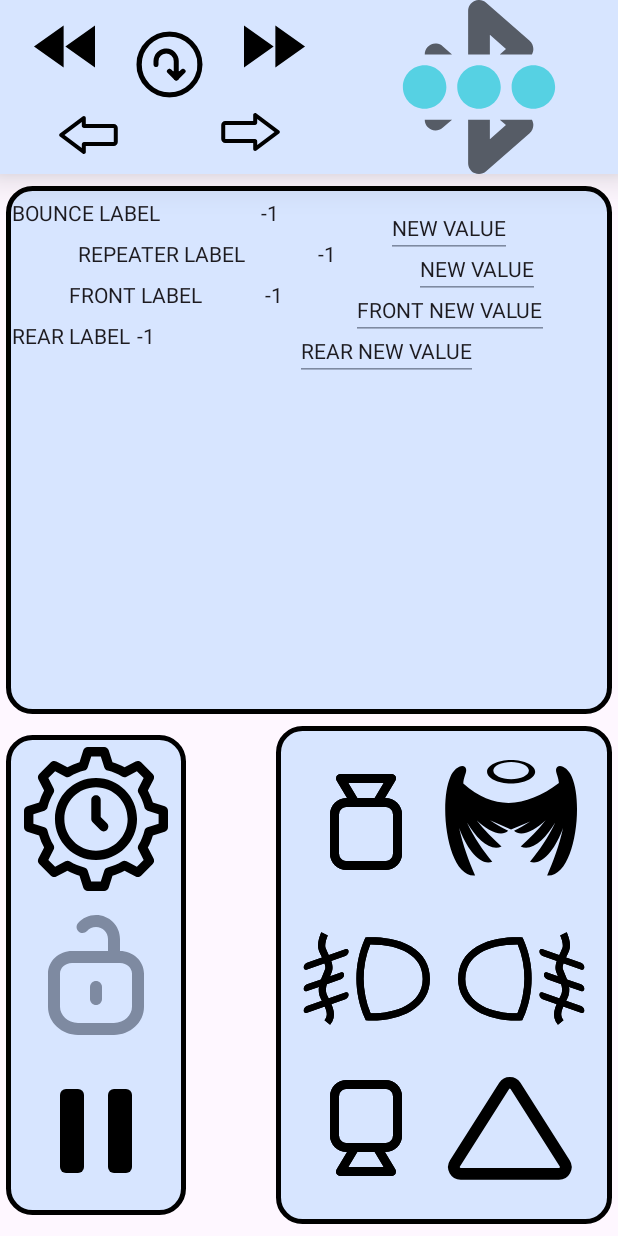
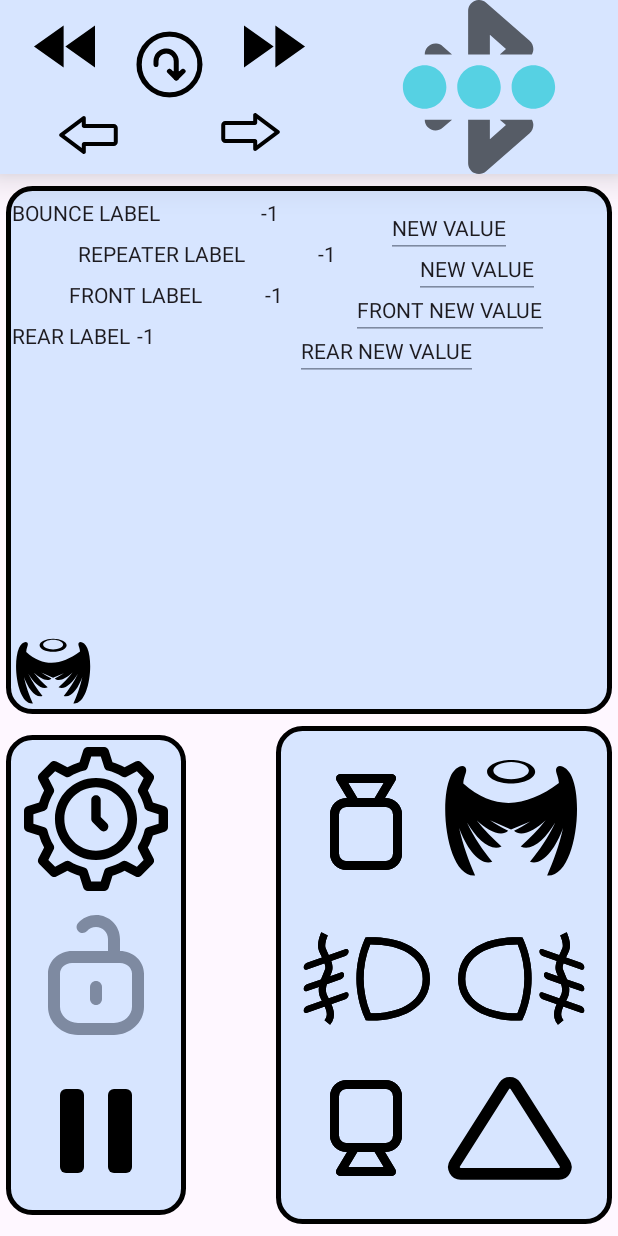
Before and after one commit to falconArdente/Car-controller_android-application, an Android app: the screen it shows after launch (MainActivity), after a tap on an icon or button, on a phone screen of 412 x 824 dp. Run offline under Robolectric (Android 15) with nearby library versions, the phone set to English and light mode, and no system bars; libraries missing offline, so code that uses them is left out: com.markodevcic.peko, com.welie.blessed; 3 statements that could not run were skipped; 1 other tap on this screen came first.

```diff
--- a/src/main/java/com/example/carcamerasandlightsbluetooth/data/bluetooth/BluetoothRepositoryImpl.kt
+++ b/src/main/java/com/example/carcamerasandlightsbluetooth/data/bluetooth/BluetoothRepositoryImpl.kt
@@ -50,10 +50,11 @@ class BluetoothRepositoryImpl(
      * Поток: число ошибок связи, обнаруженных контроллером
      */
     val communicationErrorsStateFlow = MutableStateFlow(0)
+
     /**
      * Передоставляет поток: число ошибок связи, обнаруженных контроллером
      */
-    override fun getErrorsCountFlow(): Flow<Int> =communicationErrorsStateFlow
+    override fun getErrorsCountFlow(): Flow<Int> = communicationErrorsStateFlow
 
     /**
      * Распределяет данные, возникающие, при сканировании по потокам состояний и сервисным
--- a/src/main/java/com/example/carcamerasandlightsbluetooth/presentation/MainActivity.kt
+++ b/src/main/java/com/example/carcamerasandlightsbluetooth/presentation/MainActivity.kt
@@ -32,6 +32,7 @@ class MainActivity : AppCompatActivity() {
     }
 
     private fun setClickListeners() {
+        binding.timingsSet.sendTimings.setOnClickListener { viewModel.sendTimings() }
         binding.columnSet.lockButton.setOnClickListener { viewModel.clickLock() }
         binding.columnSet.settingsButton.setOnClickListener { viewModel.clickTimings() }
         with(binding.commandsBlock) {
--- a/src/main/res/layout/timings_set.xml
+++ b/src/main/res/layout/timings_set.xml
@@ -45,88 +45,100 @@
         android:id="@+id/bounce_edit"
         style="@style/TimingEdit"
         android:text="NEW VALUE"
+        app:layout_constraintEnd_toStartOf="@id/end_guide"
         app:layout_constraintStart_toEndOf="@id/bounce_value"
         app:layout_constraintTop_toTopOf="@id/bounce_label"
-        app:layout_constraintEnd_toStartOf="@id/end_guide"
         tools:ignore="TextSizeCheck" />
 
     <androidx.appcompat.widget.AppCompatTextView
         android:id="@+id/repeater_label"
         style="@style/TimingLabel"
         android:text="REPEATER LABEL"
+        app:layout_constraintEnd_toStartOf="@id/repeater_value"
         app:layout_constraintStart_toStartOf="@id/start_guide"
         app:layout_constraintTop_toBottomOf="@id/bounce_label"
-        app:layout_constraintEnd_toStartOf="@id/repeater_value"
         tools:ignore="TextSizeCheck" />
 
     <androidx.appcompat.widget.AppCompatTextView
         android:id="@+id/repeater_value"
         style="@style/TimingValue"
         android:text="REPEATER VALUE"
+        app:layout_constraintEnd_toStartOf="@id/repeater_edit"
         app:layout_constraintStart_toEndOf="@id/repeater_label"
         app:layout_constraintTop_toTopOf="@id/repeater_label"
-        app:layout_constraintEnd_toStartOf="@id/repeater_edit"
         tools:ignore="TextSizeCheck" />
 
     <androidx.appcompat.widget.AppCompatEditText
         android:id="@+id/repeater_edit"
         style="@style/TimingEdit"
         android:text="NEW VALUE"
+        app:layout_constraintEnd_toStartOf="@id/end_guide"
         app:layout_constraintStart_toEndOf="@id/repeater_value"
         app:layout_constraintTop_toTopOf="@id/repeater_label"
-        app:layout_constraintEnd_toStartOf="@id/end_guide"
         tools:ignore="TextSizeCheck" />
+
     <androidx.appcompat.widget.AppCompatTextView
         android:id="@+id/front_delay_label"
         style="@style/TimingLabel"
         android:text="FRONT LABEL"
+        app:layout_constraintEnd_toStartOf="@id/front_delay_value"
         app:layout_constraintStart_toStartOf="@id/start_guide"
         app:layout_constraintTop_toBottomOf="@id/repeater_label"
-        app:layout_constraintEnd_toStartOf="@id/front_delay_value"
         tools:ignore="TextSizeCheck" />
 
     <androidx.appcompat.widget.AppCompatTextView
         android:id="@+id/front_delay_value"
         style="@style/TimingValue"
         android:text="FRONT VALUE"
+        app:layout_constraintEnd_toStartOf="@id/front_delay_edit"
         app:layout_constraintStart_toEndOf="@id/front_delay_label"
         app:layout_constraintTop_toTopOf="@id/front_delay_label"
-        app:layout_constraintEnd_toStartOf="@id/front_delay_edit"
         tools:ignore="TextSizeCheck" />
 
     <androidx.appcompat.widget.AppCompatEditText
         android:id="@+id/front_delay_edit"
         style="@style/TimingEdit"
         android:text="FRONT NEW VALUE"
+        app:layout_constraintEnd_toStartOf="@id/end_guide"
         app:layout_constraintStart_toEndOf="@id/front_delay_value"
         app:layout_constraintTop_toTopOf="@id/front_delay_label"
-        app:layout_constraintEnd_toStartOf="@id/end_guide"
         tools:ignore="TextSizeCheck" />
+
     <androidx.appcompat.widget.AppCompatTextView
         android:id="@+id/rear_delay_label"
         style="@style/TimingLabel"
         android:text="REAR LABEL"
+        app:layout_constraintEnd_toStartOf="@id/rear_delay_value"
         app:layout_constraintStart_toStartOf="@id/start_guide"
         app:layout_constraintTop_toBottomOf="@id/front_delay_label"
-        app:layout_constraintEnd_toStartOf="@id/rear_delay_value"
         tools:ignore="TextSizeCheck" />
 
     <androidx.appcompat.widget.AppCompatTextView
         android:id="@+id/rear_delay_value"
         style="@style/TimingValue"
         android:text="REAR VALUE"
+        app:layout_constraintEnd_toStartOf="@id/rear_delay_value"
         app:layout_constraintStart_toEndOf="@id/rear_delay_label"
         app:layout_constraintTop_toTopOf="@id/rear_delay_label"
-        app:layout_constraintEnd_toStartOf="@id/rear_delay_value"
         tools:ignore="TextSizeCheck" />
 
     <androidx.appcompat.widget.AppCompatEditText
         android:id="@+id/rear_delay_edit"
         style="@style/TimingEdit"
         android:text="REAR NEW VALUE"
+        app:layout_constraintEnd_toStartOf="@id/end_guide"
         app:layout_constraintStart_toEndOf="@id/rear_delay_value"
         app:layout_constraintTop_toTopOf="@id/rear_delay_label"
-        app:layout_constraintEnd_toStartOf="@id/end_guide"
         tools:ignore="TextSizeCheck" />
 
+    <ImageButton
+        android:id="@+id/send_timings"
+        android:layout_width="@dimen/icon_size"
+        android:layout_height="@dimen/icon_size"
+        android:background="@color/transparent"
+        android:scaleType="fitCenter"
+        android:src="@drawable/angel_wings"
+        app:layout_constraintBottom_toBottomOf="parent"
+        app:layout_constraintStart_toStartOf="@id/start_guide" />
+
 </androidx.constraintlayout.widget.ConstraintLayout>
```
Also changed, not shown: src/main/java/com/example/carcamerasandlightsbluetooth/presentation/RootViewModel.kt (+7 -2 lines), 4 other files.
